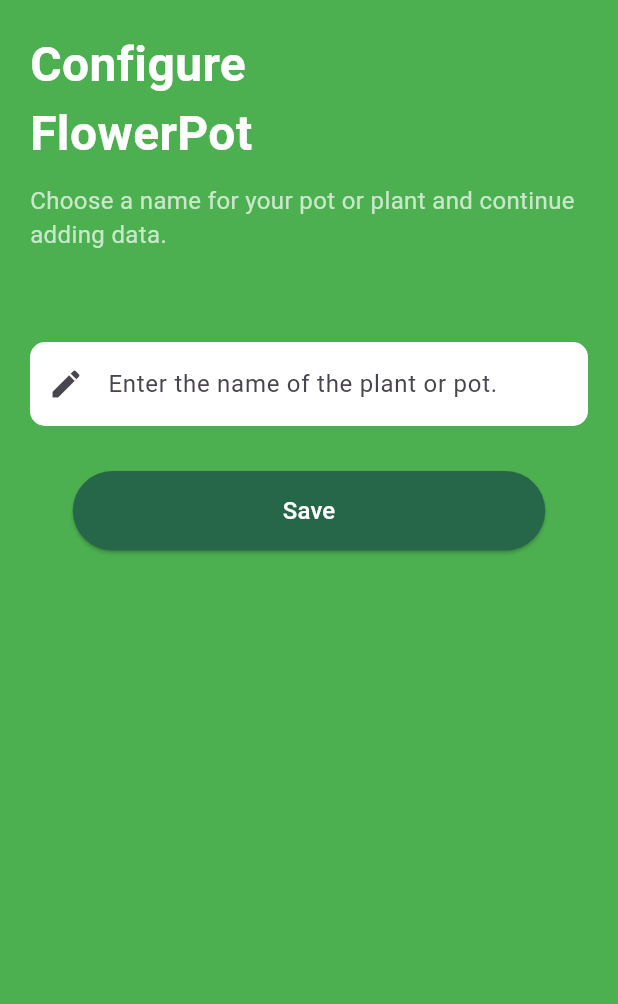
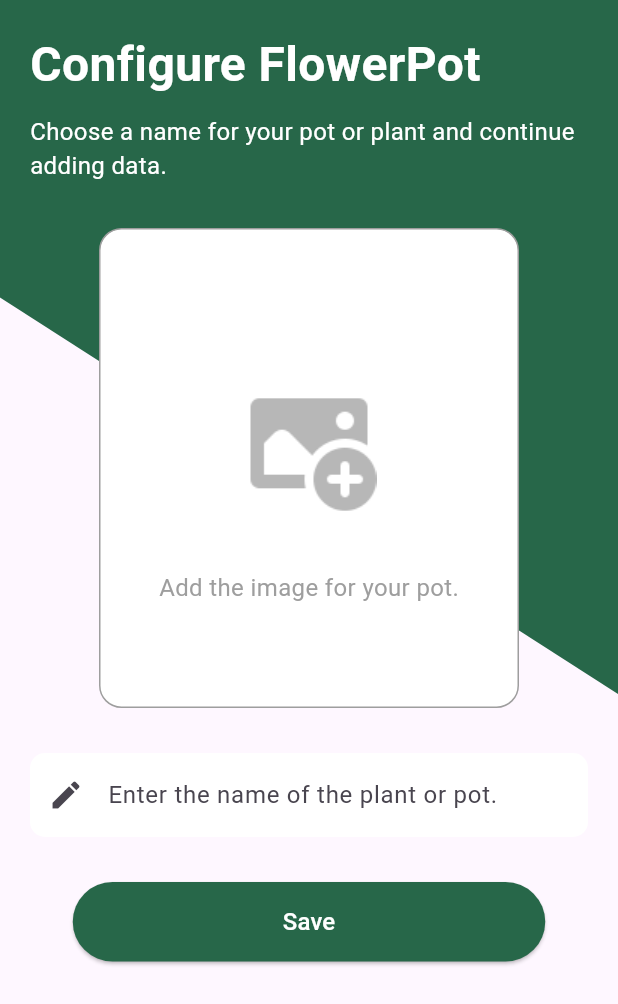
Before and after one commit to LosChiferos-WS71/ztech-mobile-application, a Flutter app: the ConfigureFlowerPot screen opened directly, on a phone screen of 412 x 824 dp. Shown: the top 1004 px of the screen. Run offline on Flutter 3.47's test engine with Material 3 defaults, Android fonts, the phone set to English and light mode, and no system bars; our stand-ins replace syncfusion_flutter_charts.

Commit message:
update configutarion_flowerpot

```diff
--- a/lib/loan/presentation/views/configuration_flowerpot.dart
+++ b/lib/loan/presentation/views/configuration_flowerpot.dart
@@ -1,4 +1,5 @@
 import 'package:flutter/material.dart';
+import 'package:ztech_mobile_application/common/widgets/diagonal_background_painter.dart';
 
 class ConfigureFlowerPot extends StatefulWidget {
   @override
@@ -11,20 +12,16 @@ class _ConfigureFlowerPotState extends State<ConfigureFlowerPot> {
   @override
   Widget build(BuildContext context) {
     return Scaffold(
-      backgroundColor: Colors.green,
-      appBar: AppBar(
-        backgroundColor: Colors.green,
-        elevation: 0,
-        toolbarHeight: 0, // Ocultar la barra de herramientas
-      ),
-      body: SingleChildScrollView(
+      body: CustomPaint(
+        painter: DiagonalBackgroundPainter(),
+        child: SingleChildScrollView(
           child: Padding(
             padding: const EdgeInsets.all(20.0),
             child: Column(
               crossAxisAlignment: CrossAxisAlignment.start,
               children: [
                 Text(
-                'Configure\nFlowerPot',
+                  'Configure FlowerPot',
                   style: TextStyle(
                     fontSize: 32,
                     color: Colors.white,
@@ -36,10 +33,39 @@ class _ConfigureFlowerPotState extends State<ConfigureFlowerPot> {
                   'Choose a name for your pot or plant and continue adding data.',
                   style: TextStyle(
                     fontSize: 16,
-                  color: Colors.white70,
+                    color: Colors.white,
                   ),
                 ),
                 SizedBox(height: 30),
+                Center(
+                  child: Container(
+                    width: 280,
+                    height: 320,
+                    decoration: BoxDecoration(
+                      color: Colors.white,
+                      borderRadius: BorderRadius.circular(15),
+                      border: Border.all(color: Colors.grey, width: 1),
+                    ),
+                    child: Column(
+                      mainAxisAlignment: MainAxisAlignment.center,
+                      children: [
+                        Image.asset(
+                          'assets/Add-Image.png',
+                          width: 120,
+                          height: 150,
+                        ),
+                        SizedBox(height: 10),
+                        Text(
+                          'Add the image for your pot.',
+                          style: TextStyle(
+                            color: Colors.grey,
+                            fontSize: 16,
+                          ),
+                        ),
+                      ],
+                    ),
+                  ),
+                ),
                 SizedBox(height: 30),
                 TextField(
                   controller: _controller,
@@ -78,6 +104,7 @@ class _ConfigureFlowerPotState extends State<ConfigureFlowerPot> {
             ),
           ),
         ),
+      ),
     );
   }
 }
--- a/lib/profile/presentation/views/register_screen.dart
+++ b/lib/profile/presentation/views/register_screen.dart
@@ -133,7 +133,6 @@ class _SignUpScreen extends State<SignUpScreen> {
                 ElevatedButton(
                   onPressed: () {
                     Navigator.pushNamed(context, 'flowerpots');
-
                   },
                   style: ElevatedButton.styleFrom(
                     backgroundColor: Color(0xFF276749),
@@ -149,7 +148,9 @@ class _SignUpScreen extends State<SignUpScreen> {
                   ),
                 ),
                 const SizedBox(height: 20),
-                RichText(
+                Padding(
+                  padding: const EdgeInsets.symmetric(vertical: 4.0),
+                  child: RichText(
                     text: TextSpan(
                       children: [
                         const TextSpan(
@@ -167,6 +168,7 @@ class _SignUpScreen extends State<SignUpScreen> {
                       ],
                     ),
                   ),
+                )
               ],
             ),
           ),
--- a/pubspec.yaml
+++ b/pubspec.yaml
@@ -71,6 +71,7 @@ flutter:
     - assets/plant1.png
     - assets/plant2.png
     - assets/plant3.png
+    - assets/Add-Image.png
   # An image asset can refer to one or more resolution-specific "variants", see
   # https://flutter.dev/assets-and-images/#resolution-aware
 
```
Also changed, not shown: lib/loan/presentation/widgets/plant_card.dart (+30 -12 lines), lib/profile/presentation/views/login_screen.dart (+16 -5 lines), lib/profile/presentation/views/recover_password_screen.dart (+4 -3 lines), assets/Add-Image.png (added). Lines whose indentation alone changed are shown as unchanged.
